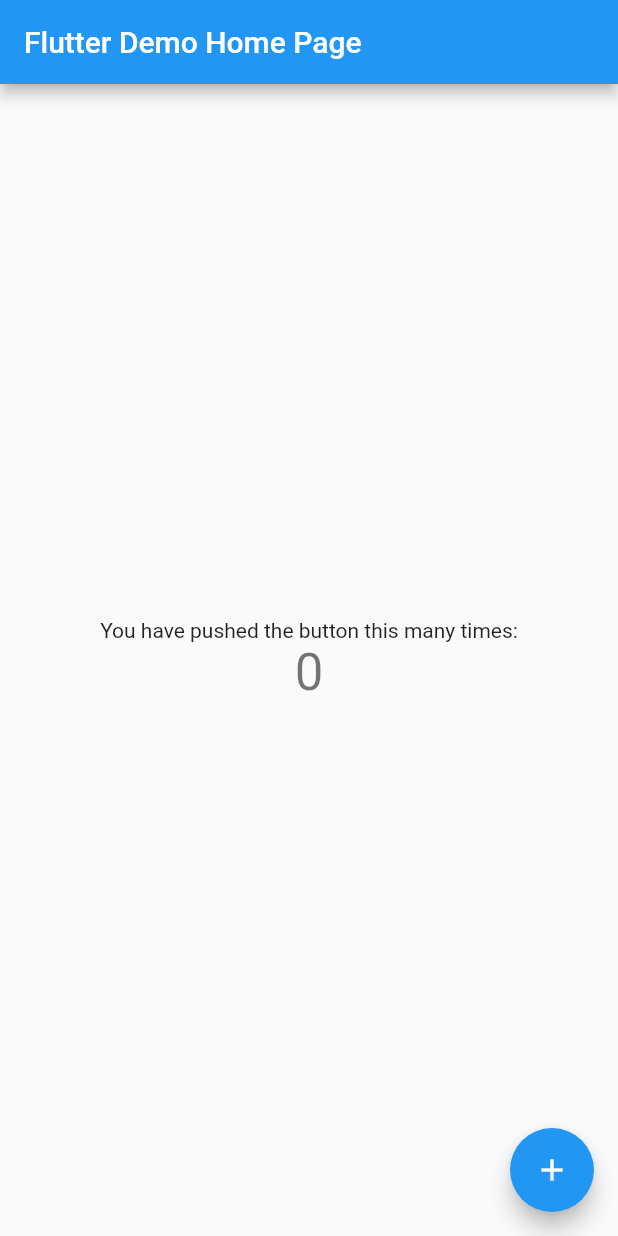
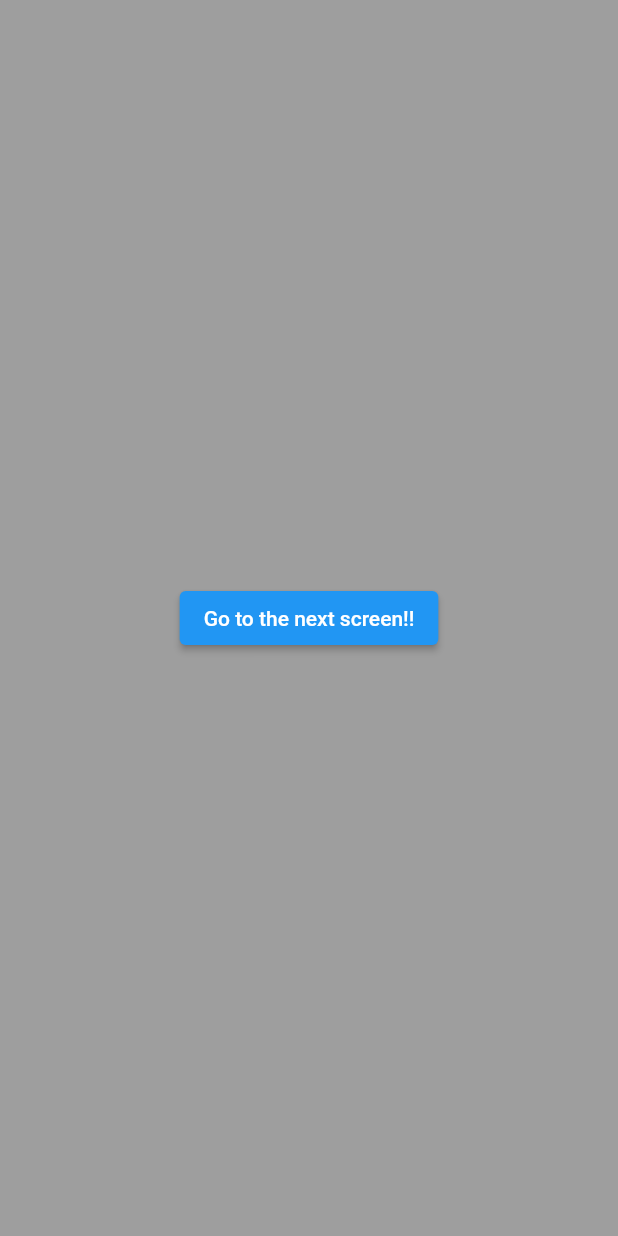
Before and after one commit to ZaidKhanfar/NewRepo, a Flutter app: the screen it shows after launch, on a phone screen of 412 x 824 dp. Run offline on Flutter 3.47's test engine with Material 2 defaults, Android fonts, the phone set to English and light mode, and no system bars; our stand-ins replace flutter_secure_storage.

```diff
--- a/lib/firstScreen.dart
+++ b/lib/firstScreen.dart
@@ -0,0 +1,38 @@
+import 'package:flutter/material.dart';
+import 'package:flutter_secure_storage/flutter_secure_storage.dart';
+import 'package:gittest/secondScreen.dart';
+import 'package:gittest/thirdScreen.dart';
+
+bool VisitSecondScreen = false;
+
+class firstScreen extends StatelessWidget {
+  firstScreen({Key? key}) : super(key: key);
+
+  @override
+  Widget build(BuildContext context) {
+    return Scaffold(
+      backgroundColor: Colors.grey,
+      body: SafeArea(
+        child: Center(
+          child: ElevatedButton(
+              onPressed: () async {
+                final storage = FlutterSecureStorage();
+                final value = await storage.read(key: "VisitSecondScreen");
+
+                if (value == null || value == "second") {
+                  await storage.write(key: "VisitSecondScreen", value: "third");
+                  Navigator.of(context).push(MaterialPageRoute(
+                      builder: ((context) => SecondScreen())));
+                } else {
+                  await storage.write(
+                      key: "VisitSecondScreen", value: "second");
+                  Navigator.of(context).push(
+                      MaterialPageRoute(builder: ((context) => ThirdScreen())));
+                }
+              },
+              child: const Text("Go to the next screen!!")),
+        ),
+      ),
+    );
+  }
+}
--- a/lib/main.dart
+++ b/lib/main.dart
@@ -1,4 +1,5 @@
 import 'package:flutter/material.dart';
+import 'package:gittest/firstScreen.dart';
 
 void main() {
   runApp(const MyApp());
@@ -13,106 +14,10 @@ class MyApp extends StatelessWidget {
   @override
   Widget build(BuildContext context) {
     return MaterialApp(
-      title: 'Flutter Demo',
-      theme: ThemeData(
-        // This is the theme of your application.
-        //
-        // Try running your application with "flutter run". You'll see the
-        // application has a blue toolbar. Then, without quitting the app, try
-        // changing the primarySwatch below to Colors.green and then invoke
-        // "hot reload" (press "r" in the console where you ran "flutter run",
-        // or simply save your changes to "hot reload" in a Flutter IDE).
-        // Notice that the counter didn't reset back to zero; the application
-        // is not restarted.
-        primarySwatch: Colors.blue,
-      ),
-      home: const MyHomePage(title: 'Flutter Demo Home Page'),
-    );
+        title: 'Flutter Demo',
+        theme: ThemeData(
+          primarySwatch: Colors.blue,
+        ),
+        home: firstScreen());
   }
 }
-
-class MyHomePage extends StatefulWidget {
-  const MyHomePage({Key? key, required this.title}) : super(key: key);
-
-  // This widget is the home page of your application. It is stateful, meaning
-  // that it has a State object (defined below) that contains fields that affect
-  // how it looks.
-
-  // This class is the configuration for the state. It holds the values (in this
-  // case the title) provided by the parent (in this case the App widget) and
-  // used by the build method of the State. Fields in a Widget subclass are
-  // always marked "final".
-
-  final String title;
-
-  @override
-  State<MyHomePage> createState() => _MyHomePageState();
-}
-
-class _MyHomePageState extends State<MyHomePage> {
-  int str = 11;
-  int _counter = 0;
-
-  void _incrementCounter() {
-    setState(() {
-      // This call to setState tells the Flutter framework that something has
-      // changed in this State, which causes it to rerun the build method below
-      // so that the display can reflect the updated values. If we changed
-      // _counter without calling setState(), then the build method would not be
-      // called again, and so nothing would appear to happen.
-      _counter++;
-    });
-  }
-
-  @override
-  Widget build(BuildContext context) {
-    // This method is rerun every time setState is called, for instance as done
-    // by the _incrementCounter method above.
-    //
-    // The Flutter framework has been optimized to make rerunning build methods
-    // fast, so that you can just rebuild anything that needs updating rather
-    // than having to individually change instances of widgets.
-    return Scaffold(
-      appBar: AppBar(
-        // Here we take the value from the MyHomePage object that was created by
-        // the App.build method, and use it to set our appbar title.
-        title: Text(widget.title),
-      ),
-      body: Center(
-        // Center is a layout widget. It takes a single child and positions it
-        // in the middle of the parent.
-        child: Column(
-          // Column is also a layout widget. It takes a list of children and
-          // arranges them vertically. By default, it sizes itself to fit its
-          // children horizontally, and tries to be as tall as its parent.
-          //
-          // Invoke "debug painting" (press "p" in the console, choose the
-          // "Toggle Debug Paint" action from the Flutter Inspector in Android
-          // Studio, or the "Toggle Debug Paint" command in Visual Studio Code)
-          // to see the wireframe for each widget.
-          //
-          // Column has various properties to control how it sizes itself and
-          // how it positions its children. Here we use mainAxisAlignment to
-          // center the children vertically; the main axis here is the vertical
-          // axis because Columns are vertical (the cross axis would be
-          // horizontal).
-          mainAxisAlignment: MainAxisAlignment.center,
-          children: <Widget>[
-            const Text(
-              'You have pushed the button this many times:',
-            ),
-            Text(
-              '$_counter',
-              style: Theme.of(context).textTheme.headline4,
-            ),
-          ],
-        ),
-      ),
-      floatingActionButton: FloatingActionButton(
-        onPressed: _incrementCounter,
-        tooltip: 'Increment',
-        child: const Icon(Icons.add),
-      ), // This trailing comma makes auto-formatting nicer for build methods.
-    );
-  }
-}
--- a/pubspec.yaml
+++ b/pubspec.yaml
@@ -31,6 +31,8 @@ dependencies:
     sdk: flutter
 
 
+
+  flutter_secure_storage: ^5.0.2
   # The following adds the Cupertino Icons font to your application.
   # Use with the CupertinoIcons class for iOS style icons.
   cupertino_icons: ^1.0.2
```
Also changed, not shown: lib/secondScreen.dart (+21 -0 lines), lib/thirdScreen.dart (+15 -0 lines), pubspec.lock, 7 other files.
